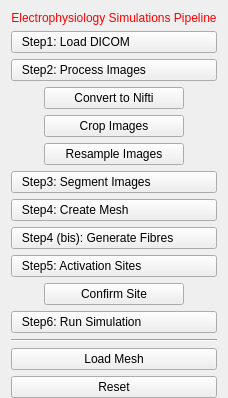
Before: the Qt Designer form Version2.0/Plugins/kcl.cemrgapp.easi/src/internal/EASIViewControls.ui in CemrgAppDevelopers/CemrgApp, drawn with Qt 5; both pictures show x 0 to 228 and y 0 to 398 of the 228 by 591 pixel window.
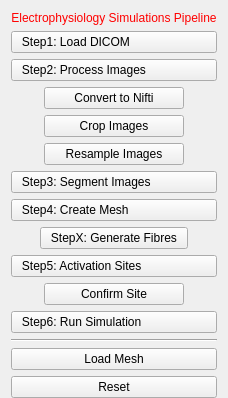
After: the same form once the commit is applied.

```diff
--- a/Version2.0/Plugins/kcl.cemrgapp.easi/src/internal/EASIViewControls.ui
+++ b/Version2.0/Plugins/kcl.cemrgapp.easi/src/internal/EASIViewControls.ui
@@ -136,7 +136,7 @@
      </property>
     </widget>
    </item>
-   <item>
+   <item alignment="Qt::AlignHCenter|Qt::AlignVCenter">
     <widget class="QPushButton" name="btn_4_bis">
      <property name="toolTip">
       <string>Do image processing</string>
@@ -145,7 +145,7 @@
       <string notr="true">text-align: left;</string>
      </property>
      <property name="text">
-      <string>   Step4 (bis): Generate Fibres </string>
+      <string>   StepX: Generate Fibres </string>
      </property>
     </widget>
    </item>
```
Left out of the diff: 2 changed lines with no effect on the pictures.
